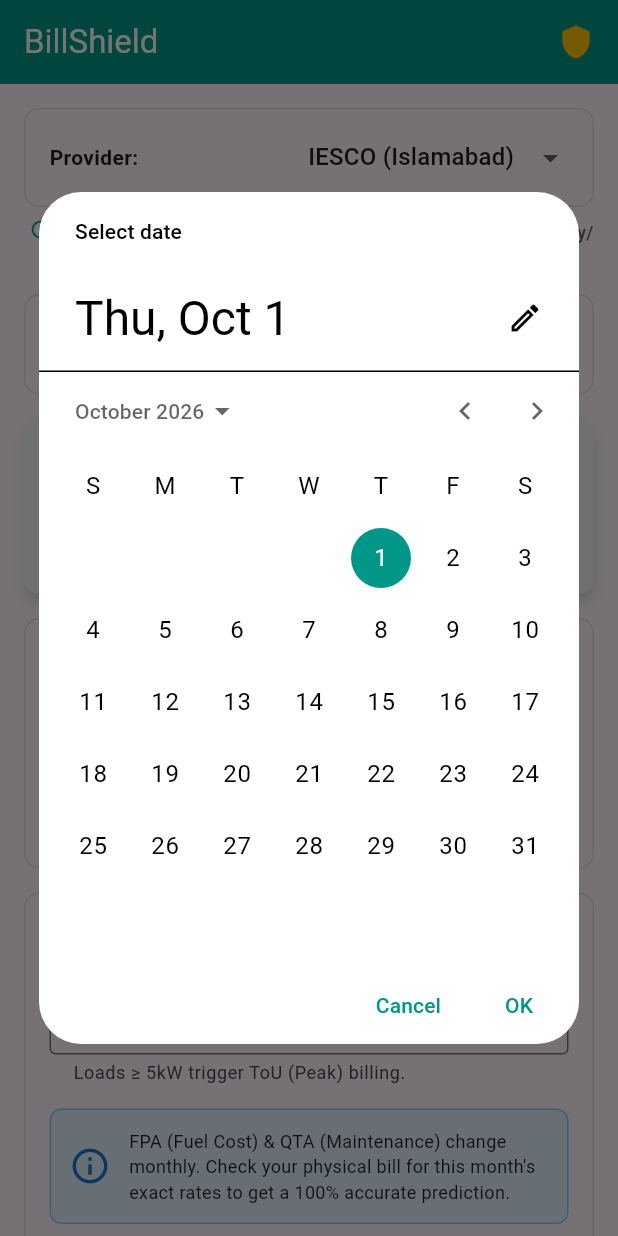
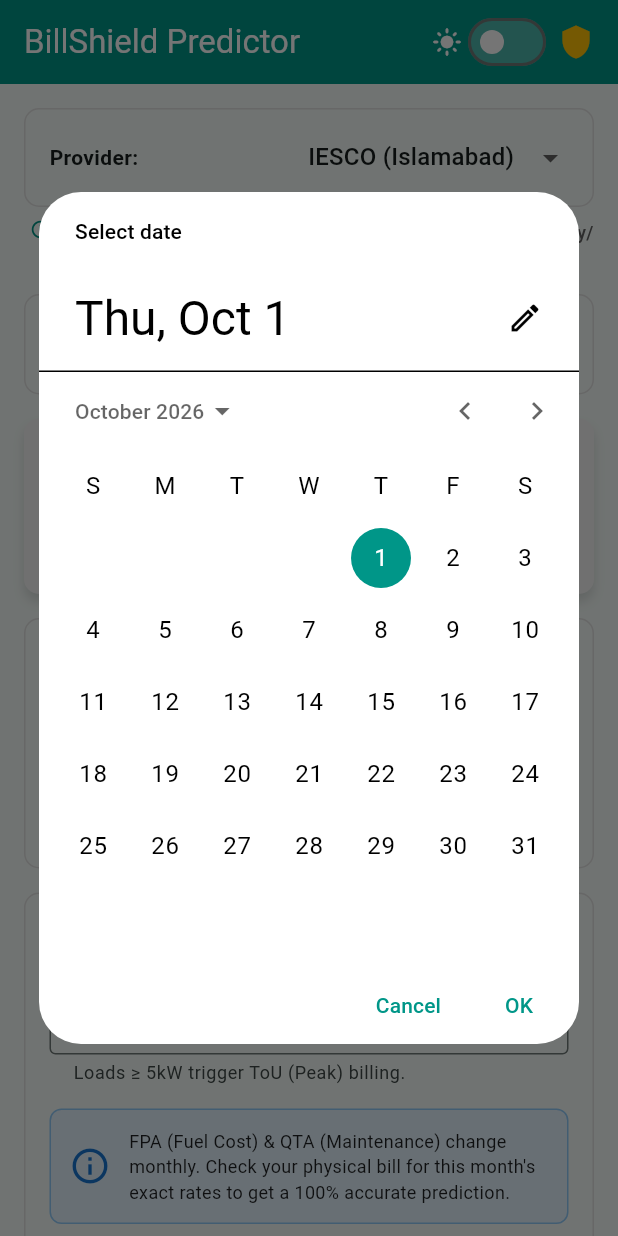
Before and after one commit to KhanSharjeel/billshield, a Flutter app: the screen it shows after launch, after a tap on "Billing Start", on a phone screen of 412 x 824 dp. Run offline on Flutter 3.47's test engine with Material 3 defaults, Android fonts, the phone set to English and light mode, and no system bars.

Commit message:
updated dashboard

```diff
--- a/lib/main.dart
+++ b/lib/main.dart
@@ -3,18 +3,53 @@ import 'pages/dashboard.dart';
 
 void main() => runApp(const BillShieldApp());
 
-class BillShieldApp extends StatelessWidget {
+class BillShieldApp extends StatefulWidget {
   const BillShieldApp({Key? key}) : super(key: key);
+
+  @override
+  State<BillShieldApp> createState() => _BillShieldAppState();
+}
+
+class _BillShieldAppState extends State<BillShieldApp> {
+  // 1. Create a variable to track the current theme
+  ThemeMode _themeMode = ThemeMode.light;
+
+  // 2. Create a function to toggle the theme
+  void _toggleTheme(bool isDark) {
+    setState(() {
+      _themeMode = isDark ? ThemeMode.dark : ThemeMode.light;
+    });
+  }
 
   @override
   Widget build(BuildContext context) {
     return MaterialApp(
       debugShowCheckedModeBanner: false,
       title: 'BillShield',
+      // 3. Define the Light Theme
       theme: ThemeData(
-        primarySwatch: Colors.teal,
+        brightness: Brightness.light,
+        colorScheme: ColorScheme.fromSeed(
+          seedColor: Colors.teal,
+          brightness: Brightness.light,
+        ),
       ),
-      home: const Dashboard(),
+      // 4. Define the Dark Theme
+      darkTheme: ThemeData(
+        brightness: Brightness.dark,
+        colorScheme: ColorScheme.fromSeed(
+          seedColor: Colors.teal,
+          brightness: Brightness.dark,
+        ),
+      ),
+      // 5. Tell the app which theme to use right now
+      themeMode: _themeMode,
+
+      // 6. Pass the current state and the toggle function to the Dashboard
+      home: Dashboard(
+        isDarkMode: _themeMode == ThemeMode.dark,
+        onThemeChanged: _toggleTheme,
+      ),
     );
   }
 }
--- a/lib/pages/dashboard.dart
+++ b/lib/pages/dashboard.dart
@@ -17,13 +17,21 @@ class ApplianceItem {
     required this.peakHoursPerDay,
   });
 
-  // Now dynamically accepts the exact number of days in the selected billing cycle!
+  // Now dynamically accepts the exact number of days in the selected billing cycle
   double getMonthlyOffPeakUnits(int days) => (wattage * quantity * offPeakHoursPerDay * days) / 1000.0;
   double getMonthlyPeakUnits(int days) => (wattage * quantity * peakHoursPerDay * days) / 1000.0;
 }
 
 class Dashboard extends StatefulWidget {
-  const Dashboard({Key? key}) : super(key: key);
+  // New variables to receive the theme state from main.dart
+  final bool isDarkMode;
+  final Function(bool) onThemeChanged;
+
+  const Dashboard({
+    Key? key,
+    required this.isDarkMode,
+    required this.onThemeChanged,
+  }) : super(key: key);
 
   @override
   _DashboardState createState() => _DashboardState();
@@ -115,11 +123,9 @@ class _DashboardState extends State<Dashboard> {
       builder: (context, child) {
         return Theme(
           data: Theme.of(context).copyWith(
-            colorScheme: const ColorScheme.light(
-              primary: Colors.teal,
-              onPrimary: Colors.white,
-              onSurface: Colors.black,
-            ),
+            colorScheme: widget.isDarkMode
+                ? const ColorScheme.dark(primary: Colors.tealAccent, onPrimary: Colors.black)
+                : const ColorScheme.light(primary: Colors.teal, onPrimary: Colors.white),
           ),
           child: child!,
         );
@@ -296,19 +302,37 @@ class _DashboardState extends State<Dashboard> {
     final double total = _billBreakdown['estimatedTotal'] ?? 0.0;
     final double finalUnits = _billBreakdown['totalUnits'] ?? 0.0;
 
+    // A helper to make the borders look nice in both dark and light modes
+    final Color borderColor = widget.isDarkMode ? Colors.white24 : Colors.grey.shade300;
+
     return Scaffold(
       appBar: AppBar(
-        title: const Text('BillShield'),
+        title: const Text('BillShield Predictor'),
         backgroundColor: Colors.teal,
         foregroundColor: Colors.white,
         actions: [
+          // --- THE NEW DARK MODE TOGGLE ---
+          Row(
+            children: [
+              Icon(widget.isDarkMode ? Icons.dark_mode : Icons.light_mode, size: 20),
+              Switch(
+                value: widget.isDarkMode,
+                onChanged: widget.onThemeChanged,
+                activeColor: Colors.tealAccent,
+                activeTrackColor: Colors.teal.shade700,
+                inactiveThumbColor: Colors.white,
+                inactiveTrackColor: Colors.teal.shade300,
+              ),
+            ],
+          ),
+          // --- YOUR EXISTING LOGO ---
           Padding(
-            padding: const EdgeInsets.only(right: 16.0),
+            padding: const EdgeInsets.only(right: 16.0, left: 4.0),
             child: Center(
               child: ClipRRect(
-                borderRadius: BorderRadius.circular(8), // Optional rounded corners for logo
+                borderRadius: BorderRadius.circular(8),
                 child: Image.asset(
-                  'images/logo3.png', // Logo path (must match pubspec.yaml)
+                  'images/logo3.png',
                   height: 36,
                   width: 36,
                   fit: BoxFit.cover,
@@ -330,7 +354,7 @@ class _DashboardState extends State<Dashboard> {
                 Container(
                   padding: const EdgeInsets.symmetric(horizontal: 16.0, vertical: 8.0),
                   decoration: BoxDecoration(
-                    border: Border.all(color: Colors.grey.shade300),
+                    border: Border.all(color: borderColor),
                     borderRadius: BorderRadius.circular(10.0),
                   ),
                   child: Row(
@@ -365,12 +389,12 @@ class _DashboardState extends State<Dashboard> {
                   child: Row(
                     crossAxisAlignment: CrossAxisAlignment.start,
                     children: [
-                      const Icon(Icons.access_time, size: 14, color: Colors.teal),
+                      Icon(Icons.access_time, size: 14, color: widget.isDarkMode ? Colors.tealAccent : Colors.teal),
                       const SizedBox(width: 6),
                       Expanded(
                         child: Text(
                           _peakHoursText,
-                          style: TextStyle(fontSize: 12, color: Colors.grey.shade700, fontWeight: FontWeight.w500),
+                          style: TextStyle(fontSize: 12, color: widget.isDarkMode ? Colors.grey.shade400 : Colors.grey.shade700, fontWeight: FontWeight.w500),
                         ),
                       ),
                     ],
@@ -382,7 +406,7 @@ class _DashboardState extends State<Dashboard> {
                 Container(
                   padding: const EdgeInsets.all(12.0),
                   decoration: BoxDecoration(
-                    border: Border.all(color: Colors.grey.shade300),
+                    border: Border.all(color: borderColor),
                     borderRadius: BorderRadius.circular(10.0),
                   ),
                   child: Row(
@@ -393,11 +417,11 @@ class _DashboardState extends State<Dashboard> {
                           child: Column(
                             crossAxisAlignment: CrossAxisAlignment.start,
                             children: [
-                              const Text("Billing Start", style: TextStyle(fontSize: 12, color: Colors.grey)),
+                              Text("Billing Start", style: TextStyle(fontSize: 12, color: widget.isDarkMode ? Colors.grey.shade400 : Colors.grey)),
                               const SizedBox(height: 4),
                               Row(
                                 children: [
-                                  const Icon(Icons.calendar_today, size: 16, color: Colors.teal),
+                                  Icon(Icons.calendar_today, size: 16, color: widget.isDarkMode ? Colors.tealAccent : Colors.teal),
                                   const SizedBox(width: 8),
                                   Text("${_startDate.day}/${_startDate.month}/${_startDate.year}",
                                       style: const TextStyle(fontWeight: FontWeight.bold)),
@@ -409,7 +433,7 @@ class _DashboardState extends State<Dashboard> {
                       ),
                       Container(
                         padding: const EdgeInsets.symmetric(horizontal: 8),
-                        child: Text("$_billingDays Days", style: const TextStyle(fontSize: 11, color: Colors.teal, fontWeight: FontWeight.bold)),
+                        child: Text("$_billingDays Days", style: TextStyle(fontSize: 11, color: widget.isDarkMode ? Colors.tealAccent : Colors.teal, fontWeight: FontWeight.bold)),
                       ),
                       Expanded(
                         child: InkWell(
@@ -417,7 +441,7 @@ class _DashboardState extends State<Dashboard> {
                           child: Column(
                             crossAxisAlignment: CrossAxisAlignment.end,
                             children: [
-                              const Text("Billing End", style: TextStyle(fontSize: 12, color: Colors.grey)),
+                              Text("Billing End", style: TextStyle(fontSize: 12, color: widget.isDarkMode ? Colors.grey.shade400 : Colors.grey)),
                               const SizedBox(height: 4),
                               Row(
                                 mainAxisAlignment: MainAxisAlignment.end,
@@ -425,7 +449,7 @@ class _DashboardState extends State<Dashboard> {
                                   Text("${_endDate.day}/${_endDate.month}/${_endDate.year}",
                                       style: const TextStyle(fontWeight: FontWeight.bold)),
                                   const SizedBox(width: 8),
-                                  const Icon(Icons.event, size: 16, color: Colors.teal),
+                                  Icon(Icons.event, size: 16, color: widget.isDarkMode ? Colors.tealAccent : Colors.teal),
                                 ],
                               ),
                             ],
@@ -443,9 +467,12 @@ class _DashboardState extends State<Dashboard> {
                   curve: Curves.elasticOut,
                   padding: const EdgeInsets.all(16.0),
                   decoration: BoxDecoration(
+                    // These ternary operators ensure the colors look great in both Dark and Light modes!
                     color: finalUnits == 0
-                        ? Colors.grey.shade100
-                        : (inDangerZone ? Colors.red.shade100 : Colors.teal.shade50),
+                        ? (widget.isDarkMode ? Colors.grey.shade800 : Colors.grey.shade100)
+                        : (inDangerZone
+                        ? (widget.isDarkMode ? Colors.red.shade900 : Colors.red.shade100)
+                        : (widget.isDarkMode ? Colors.teal.shade900 : Colors.teal.shade50)),
                     borderRadius: BorderRadius.circular(10.0),
                     boxShadow: const [
                       BoxShadow(color: Colors.black12, blurRadius: 5.0, offset: Offset(0.0, 5.0))
@@ -465,8 +492,10 @@ class _DashboardState extends State<Dashboard> {
                           fontSize: 16.0,
                           fontWeight: FontWeight.bold,
                           color: finalUnits == 0
-                              ? Colors.grey.shade800
-                              : (inDangerZone ? Colors.red.shade900 : Colors.teal.shade900),
+                              ? (widget.isDarkMode ? Colors.grey.shade300 : Colors.grey.shade800)
+                              : (inDangerZone
+                              ? (widget.isDarkMode ? Colors.red.shade100 : Colors.red.shade900)
+                              : (widget.isDarkMode ? Colors.tealAccent : Colors.teal.shade900)),
                         ),
                       ),
                       const SizedBox(height: 8),
@@ -484,7 +513,7 @@ class _DashboardState extends State<Dashboard> {
                 Container(
                   padding: const EdgeInsets.all(16.0),
                   decoration: BoxDecoration(
-                    border: Border.all(color: Colors.grey.shade300),
+                    border: Border.all(color: borderColor),
                     borderRadius: BorderRadius.circular(10.0),
                   ),
                   child: Column(
@@ -496,13 +525,13 @@ class _DashboardState extends State<Dashboard> {
                           const Text("Appliance Simulator",
                               style: TextStyle(fontSize: 18, fontWeight: FontWeight.bold)),
                           IconButton(
-                            icon: const Icon(Icons.add_circle, color: Colors.teal, size: 28),
+                            icon: Icon(Icons.add_circle, color: widget.isDarkMode ? Colors.tealAccent : Colors.teal, size: 28),
                             onPressed: _showAddApplianceDialog,
                           )
                         ],
                       ),
-                      const Text("Your bill is generated automatically from this list.",
-                          style: TextStyle(fontSize: 12, color: Colors.grey)),
+                      Text("Your bill is generated automatically from this list.",
+                          style: TextStyle(fontSize: 12, color: widget.isDarkMode ? Colors.grey.shade400 : Colors.grey)),
                       const Divider(),
                       if (_appliances.isEmpty)
                         const Padding(
@@ -542,7 +571,7 @@ class _DashboardState extends State<Dashboard> {
                   child: Container(
                     padding: const EdgeInsets.all(16.0),
                     decoration: BoxDecoration(
-                      border: Border.all(color: Colors.grey.shade300),
+                      border: Border.all(color: borderColor),
                       borderRadius: BorderRadius.circular(10.0),
                     ),
                     child: Column(
@@ -567,18 +596,18 @@ class _DashboardState extends State<Dashboard> {
                         Container(
                           padding: const EdgeInsets.all(12.0),
                           decoration: BoxDecoration(
-                            color: Colors.blue.shade50,
+                            color: widget.isDarkMode ? Colors.blue.shade900.withOpacity(0.3) : Colors.blue.shade50,
                             borderRadius: BorderRadius.circular(8.0),
-                            border: Border.all(color: Colors.blue.shade200),
+                            border: Border.all(color: widget.isDarkMode ? Colors.blue.shade700 : Colors.blue.shade200),
                           ),
                           child: Row(
                             children: [
-                              Icon(Icons.info_outline, color: Colors.blue.shade700, size: 28),
+                              Icon(Icons.info_outline, color: widget.isDarkMode ? Colors.blueAccent : Colors.blue.shade700, size: 28),
                               const SizedBox(width: 12),
-                              const Expanded(
+                              Expanded(
                                 child: Text(
                                   "FPA (Fuel Cost) & QTA (Maintenance) change monthly. Check your physical bill for this month's exact rates to get a 100% accurate prediction.",
-                                  style: TextStyle(fontSize: 12, color: Colors.black87),
+                                  style: TextStyle(fontSize: 12, color: widget.isDarkMode ? Colors.white70 : Colors.black87),
                                 ),
                               ),
                             ],
```
